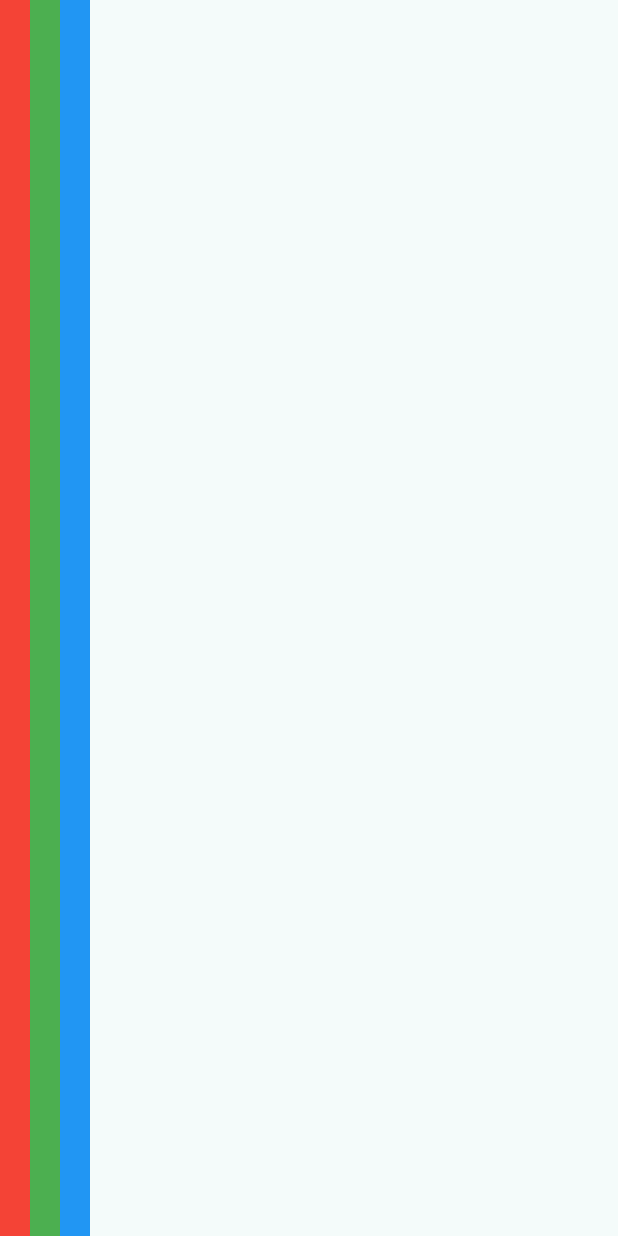
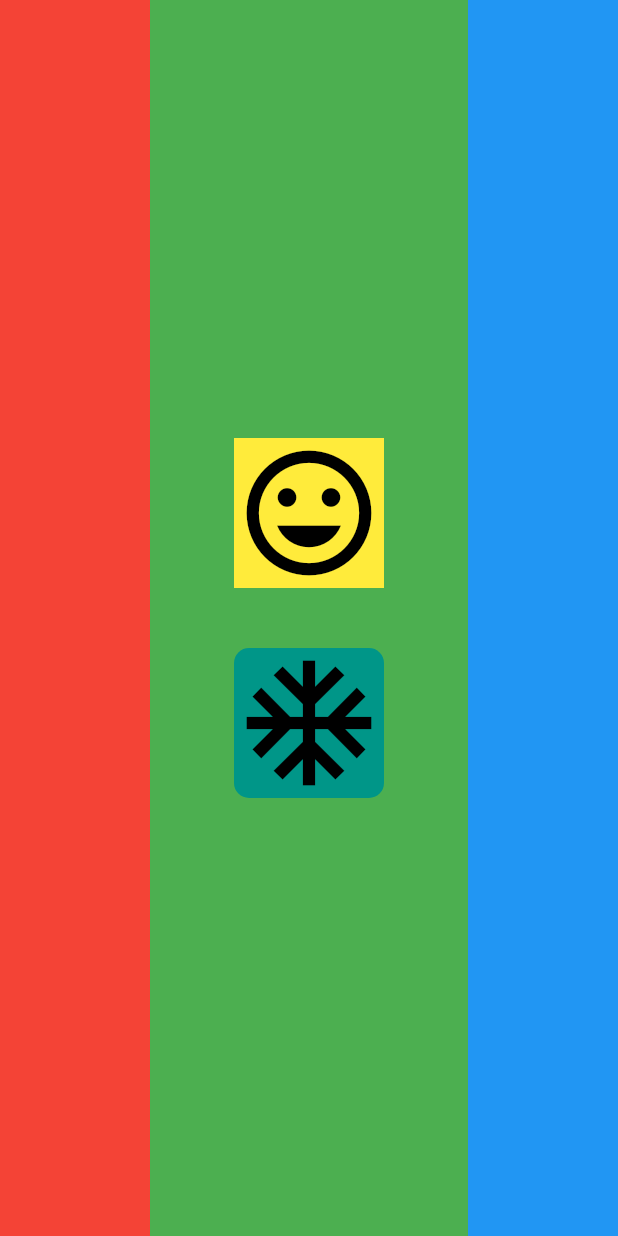
Before and after one commit to BPTdev/MOB1, a Flutter app: the screen it shows after launch, on a phone screen of 412 x 824 dp. Run offline on Flutter 3.47's test engine with Material 2 defaults, Android fonts, the phone set to English and light mode, and no system bars.

Commit message:
3 container

```diff
--- a/Project-Test/lib/main.dart
+++ b/Project-Test/lib/main.dart
@@ -53,26 +53,46 @@ class _MyHomePageState extends State<MyHomePage> {
   Widget build(BuildContext context) {
     return Scaffold(
       body: SafeArea(
-            child: Row(children: [
+        child: Row(
+          crossAxisAlignment: CrossAxisAlignment.stretch,
+          mainAxisAlignment: MainAxisAlignment.spaceBetween,
+          children: [
             Container(
-          margin: EdgeInsets.all(0.0),
-          padding: EdgeInsets.all(10.0),
-          decoration: BoxDecoration(
               color: Colors.red,
+              width: 100.0,
+            ),
+            Container(
+                width: MediaQuery.of(context).size.width - 200,
+                decoration: const BoxDecoration(
+                  color: Colors.green,
+                ),
+                child: Center(
+                  child: Column(
+                    mainAxisAlignment: MainAxisAlignment.center,
+                    children: [
+                      Container(
+                        color: Colors.yellow,
+                        child: Icon(Icons.mood, color: Colors.black, size: 100),
+                      ),
+                      SizedBox(height: 40),
+                      Container(
+                        decoration: const BoxDecoration(
+                          color: Colors.teal,
+                          borderRadius: BorderRadius.all(Radius.circular(10)),
+                        ),
+                        child:
+                            Icon(Icons.ac_unit, color: Colors.black, size: 100),
+                      ),
+                    ],
+                  ),
                 )),
             Container(
-          margin: EdgeInsets.all(0.0),
-          padding: EdgeInsets.all(10.0),
-          decoration: BoxDecoration(
-            color: Colors.green,
-          )),
-      Container(
-        margin: EdgeInsets.all(0.0),
-        padding: EdgeInsets.all(10.0),
-        decoration: BoxDecoration(
               color: Colors.blue,
+              width: 100.0,
+            ),
+          ],
         ),
       ),
-    ])));
+    );
   }
 }
```
Lines whose indentation alone changed are shown as unchanged.
